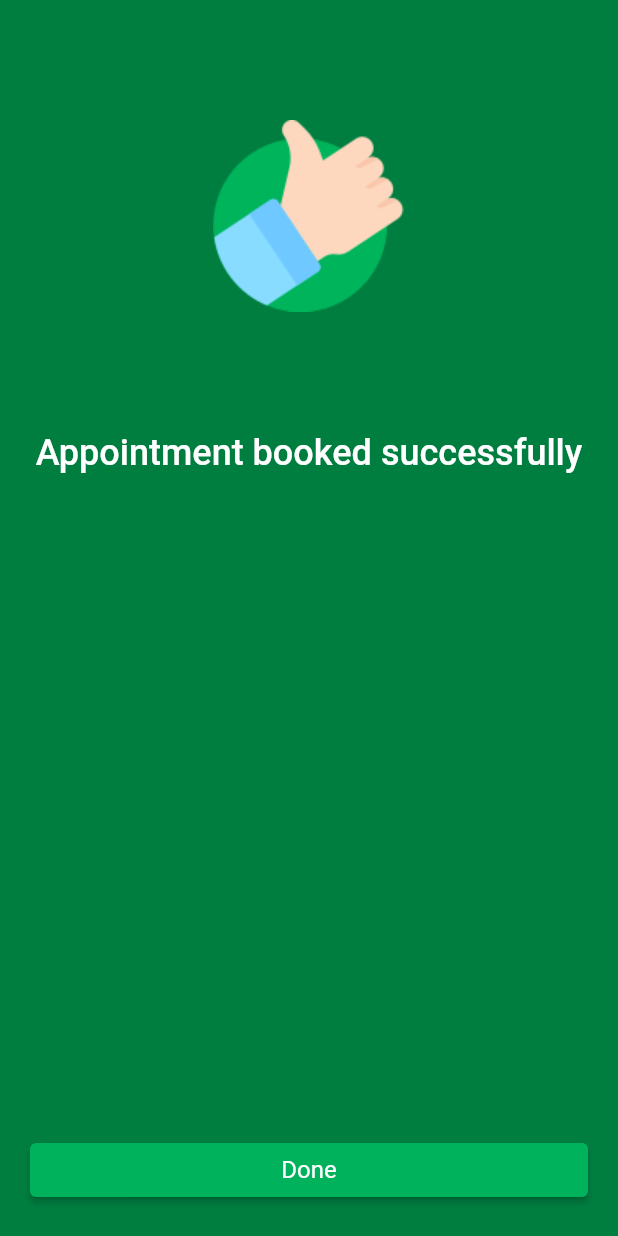
After one commit to emrebal98/Health_Center, a Flutter app: the SuccessPage screen opened directly, on a phone screen of 412 x 824 dp. The commit adds this screen. Run offline on Flutter 3.47's test engine with Material 2 defaults, Android fonts, the phone set to English and light mode, and no system bars; our stand-ins replace confetti.

Commit message:
Book an appointment done

```diff
--- a/lib/main.dart
+++ b/lib/main.dart
@@ -49,10 +49,7 @@ class _MyHomePageState extends State<MyHomePage> {
               ElevatedButton(
                 child: const Text('Login / Register'),
                 onPressed: () {
-                  Navigator.push(
-                    context,
-                    MaterialPageRoute(builder: (context) => Login()),
-                  );
+                  runApp(const MyApp(home: Login()));
                 },
               ),
               TextButton(
--- a/lib/user/pages/bookAnAppointment/appointment.dart
+++ b/lib/user/pages/bookAnAppointment/appointment.dart
@@ -106,7 +106,7 @@ class HealthConcernCard extends StatelessWidget {
       child: !empty
           ? Container(
               margin: const EdgeInsets.symmetric(horizontal: 10),
-              width: 300,
+              // width: 300,
               height: 80,
               child: Material(
                   color: HexColor("#EBF2F5"),
--- a/lib/user/pages/bookAnAppointment/doctor_list.dart
+++ b/lib/user/pages/bookAnAppointment/doctor_list.dart
@@ -54,7 +54,7 @@ class DoctorListPage extends StatelessWidget {
           )
         ],
       ),
-      body: Column(
+      body: ListView(
         children: [
           DividerTitle(title: "Choose a Doctor", button: false),
           DoctorListCard(
--- a/lib/user/pages/home.dart
+++ b/lib/user/pages/home.dart
@@ -170,7 +170,11 @@ class HomeRoute extends StatelessWidget {
                   const PrescriptionCard(
                       imageName: "doctor9.png",
                       recipeName: "Tuberculosis Recipe",
-                      recipeDesc: "Given by Tawfiq Bahri")
+                      recipeDesc: "Given by Tawfiq Bahri"),
+                  const SizedBox(
+                    // To scroll more
+                    height: 40,
+                  )
                 ],
               )
             ],
--- /dev/null
+++ b/lib/user/pages/messagesPages/success_page.dart
@@ -0,0 +1,137 @@
+import 'dart:math';
+
+import 'package:flutter/material.dart';
+
+import 'package:confetti/confetti.dart';
+import 'package:health_center/helper/hex_color.dart';
+import 'package:health_center/main.dart';
+import 'package:health_center/user/bottom_navigator.dart';
+
+Route successPageRoute() {
+  return PageRouteBuilder(
+    pageBuilder: (context, animation, secondaryAnimation) => SuccessPage(),
+    transitionsBuilder: (context, animation, secondaryAnimation, child) {
+      const begin = Offset(1, 0);
+      const end = Offset.zero;
+      const curve = Curves.ease;
+
+      var tween = Tween(begin: begin, end: end).chain(CurveTween(curve: curve));
+
+      return SlideTransition(
+        position: animation.drive(tween),
+        child: child,
+      );
+    },
+  );
+}
+
+class SuccessPage extends StatefulWidget {
+  SuccessPage({Key? key}) : super(key: key);
+
+  @override
+  _SuccessPageState createState() => _SuccessPageState();
+}
+
+class _SuccessPageState extends State<SuccessPage> {
+  late ConfettiController _controllerCenterRight;
+
+  @override
+  void initState() {
+    _controllerCenterRight =
+        ConfettiController(duration: const Duration(seconds: 2));
+    _controllerCenterRight.play();
+    super.initState();
+  }
+
+  @override
+  void dispose() {
+    _controllerCenterRight.dispose();
+
+    super.dispose();
+  }
+
+  @override
+  Widget build(BuildContext context) {
+    return Scaffold(
+      backgroundColor: HexColor("#007E40"),
+      body: Stack(
+        children: [
+          Align(
+            alignment: Alignment.topCenter,
+            child: ConfettiWidget(
+              confettiController: _controllerCenterRight,
+              blastDirection: pi / 2, // radial value - LEFT
+              particleDrag: 0.05, // apply drag to the confetti
+              emissionFrequency: 0.02, // how often it should emit
+              numberOfParticles: 20, // number of particles to emit
+              gravity: 0.05, // gravity - or fall speed
+              shouldLoop: false,
+              colors: const [
+                Colors.green,
+                Colors.blue,
+                Colors.pink
+              ], // manually specify the colors to be used
+            ),
+          ),
+          Center(
+            child: Column(
+              children: [
+                SizedBox(
+                  height: 80,
+                ),
+
+                Image.asset("lib/images/thumbs-up.png"),
+                SizedBox(
+                  height: 80,
+                ),
+                Text(
+                  "Appointment booked successfully",
+                  style: TextStyle(
+                      fontSize: 24,
+                      color: Colors.white,
+                      fontWeight: FontWeight.w500),
+                ),
+                // Align(
+                //   alignment: Alignment.centerRight,
+                //   child: TextButton(
+                //       onPressed: () {
+                //         _controllerCenterRight.play();
+                //       },
+                //       child: _display('pump left')),
+                // ),
+              ],
+            ),
+          ),
+          Align(
+            alignment: Alignment.bottomCenter,
+            child: Container(
+              margin: EdgeInsets.symmetric(horizontal: 20, vertical: 20),
+              width: double.infinity,
+              child: ElevatedButton(
+                  style: ElevatedButton.styleFrom(primary: HexColor("#00B25B")),
+                  onPressed: () {
+                    // Navigator.of(context).pushAndRemoveUntil(
+                    //     MaterialPageRoute(
+                    //         builder: (context) =>
+                    //             BottomNavigator(name: "test")),
+                    //     (route) => false); r
+                    Navigator.of(context).popUntil(ModalRoute.withName('/'));
+                  },
+                  child: Text(
+                    "Done",
+                    style: TextStyle(fontSize: 16, fontWeight: FontWeight.w400),
+                  )),
+            ),
+          )
+        ],
+      ),
+    );
+  }
+
+  Text _display(String text) {
+    return Text(
+      text,
+      style: const TextStyle(color: Colors.white, fontSize: 20),
+    );
+  }
+}
--- a/pubspec.yaml
+++ b/pubspec.yaml
@@ -34,6 +34,7 @@ dependencies:
     # Use with the CupertinoIcons class for iOS style icons.
     cupertino_icons: ^1.0.2
     intl: ^0.17.0
+    confetti: ^0.6.0
 
 dev_dependencies:
     flutter_test:
```
Also changed, not shown: lib/login.dart (+3 -7 lines), lib/user/pages/bookAnAppointment/confirm_appointment.dart (added, +174 -0 lines), lib/user/pages/bookAnAppointment/time_slot.dart (+37 -24 lines), lib/images/thumbs-up.png (added), pubspec.lock, 1 other file.
